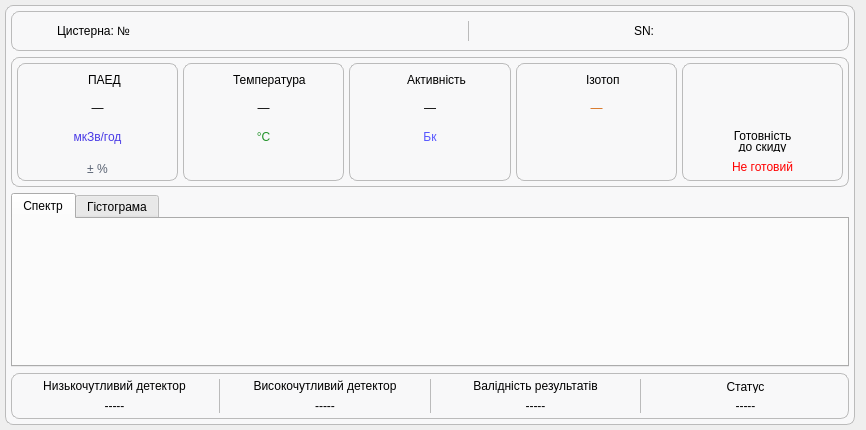
First picture: the form in _UI/dashboardbarrel.ui, repository Miskiv-Andrew/wroc, before the edit.
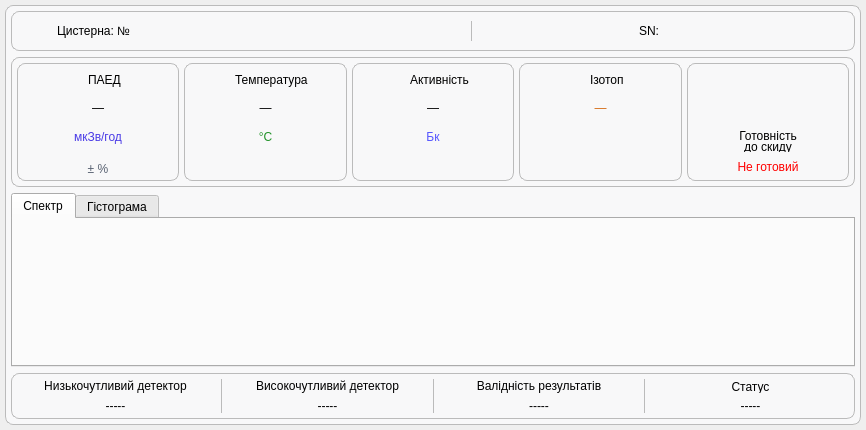
Second picture: the form after the edit.

Diff of the .ui file:
```diff
--- a/_UI/dashboardbarrel.ui
+++ b/_UI/dashboardbarrel.ui
@@ -57,8 +57,8 @@
      </property>
      <property name="maximumSize">
       <size>
-       <width>850</width>
-       <height>430</height>
+       <width>2000</width>
+       <height>1000</height>
       </size>
      </property>
      <property name="styleSheet">
```
